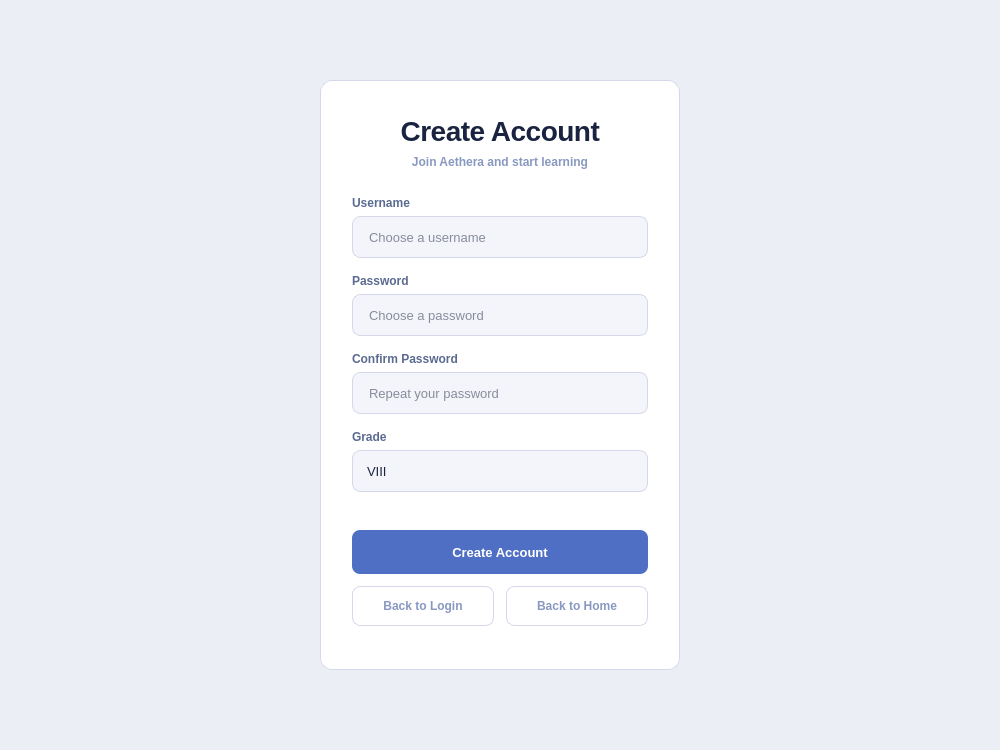
Qt form src/ui/register/register.ui (DIDimov24/Aethera) before a commit.
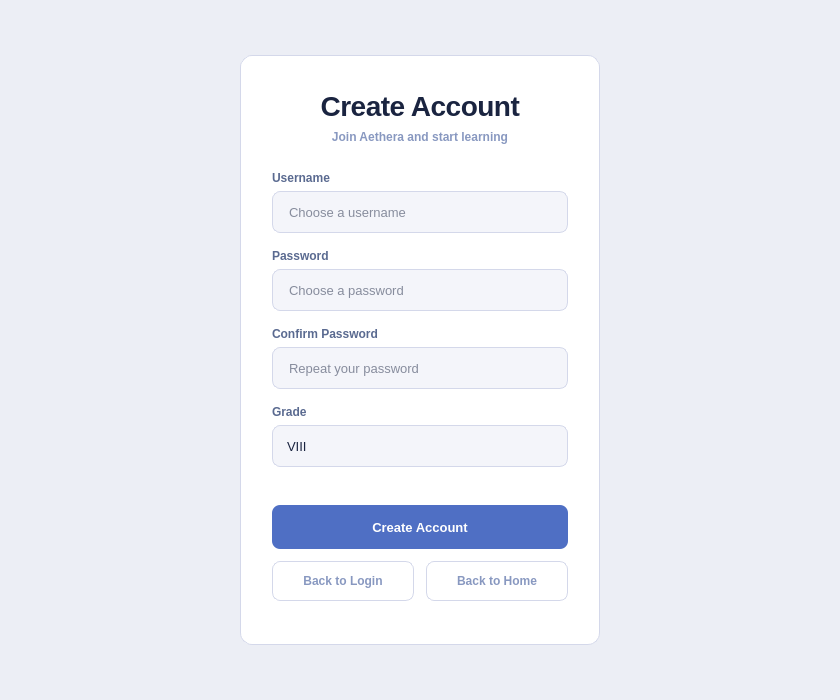
The same form after that commit.

The edit to the form file:
```diff
--- a/src/ui/register/register.ui
+++ b/src/ui/register/register.ui
@@ -3,10 +3,10 @@
  <class>Register</class>
  <widget class="QMainWindow" name="Register">
   <property name="geometry">
-   <rect><x>0</x><y>0</y><width>1000</width><height>750</height></rect>
+         <rect><x>0</x><y>0</y><width>840</width><height>700</height></rect>
   </property>
-  <property name="minimumSize"><size><width>1000</width><height>750</height></size></property>
-  <property name="maximumSize"><size><width>1000</width><height>750</height></size></property>
+        <property name="minimumSize"><size><width>840</width><height>700</height></size></property>
+        <property name="maximumSize"><size><width>840</width><height>700</height></size></property>
   <property name="windowTitle"><string>Aethera</string></property>
   <widget class="QWidget" name="centralwidget">
    <property name="styleSheet">
@@ -135,7 +135,7 @@
    </property>
    <widget class="QWidget" name="card" native="true">
     <property name="geometry">
-     <rect><x>320</x><y>80</y><width>360</width><height>590</height></rect>
+           <rect><x>240</x><y>55</y><width>360</width><height>590</height></rect>
     </property>
     <widget class="QLabel" name="labelTitle">
      <property name="geometry"><rect><x>0</x><y>32</y><width>360</width><height>38</height></rect></property>
```
